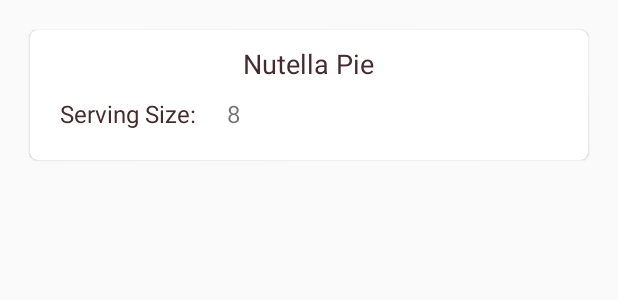
After one commit to encomp/baking, an Android app: the layout item_recipe.xml on its own in the app's theme, with its tools: preview values and no code run, on a phone screen of 412 x 824 dp. The commit adds this screen. Shown: the top 300 px of the screen. Run offline under Robolectric (Android 15) with nearby library versions, the phone set to English and light mode, and no system bars.

Commit message:
Rendering the recipes from the Rest Api.

```diff
--- a/app/src/main/AndroidManifest.xml
+++ b/app/src/main/AndroidManifest.xml
@@ -1,6 +1,8 @@
 <?xml version="1.0" encoding="utf-8"?>
 <manifest xmlns:android="http://schemas.android.com/apk/res/android"
     package="com.toolinc.baking">
+
+    <uses-permission android:name="android.permission.INTERNET" />
 
     <application
         android:allowBackup="true"
@@ -16,7 +18,4 @@
             </intent-filter>
         </activity>
     </application>
-
-
-
 </manifest>
--- a/app/src/main/java/com/toolinc/baking/ui/RecipeListAdapter.java
+++ /dev/null
@@ -1,6 +0,0 @@
-package com.toolinc.baking.ui;
-
-import android.widget.BaseAdapter;
-
-public class RecipeListAdapter  {
-}
--- /dev/null
+++ b/app/src/main/res/layout/item_recipe.xml
@@ -0,0 +1,62 @@
+<?xml version="1.0" encoding="utf-8"?>
+<layout xmlns:android="http://schemas.android.com/apk/res/android"
+    xmlns:app="http://schemas.android.com/apk/res-auto"
+    xmlns:tools="http://schemas.android.com/tools">
+
+    <data>
+
+        <import type="android.view.View" />
+
+        <import type="java.lang.Integer" />
+
+        <variable
+            name="recipe"
+            type="com.toolinc.baking.client.model.Recipe" />
+    </data>
+
+    <com.google.android.material.card.MaterialCardView
+        android:id="@+id/mcv_recipe"
+        android:layout_width="match_parent"
+        android:layout_height="wrap_content"
+        android:layout_gravity="center_horizontal"
+        android:layout_margin="20dp"
+        app:cardCornerRadius="5dp">
+
+        <LinearLayout
+            android:layout_width="match_parent"
+            android:layout_height="wrap_content"
+            android:layout_margin="10dp"
+            android:orientation="vertical">
+
+            <TextView
+                style="@style/Widget.Shrine.TextView"
+                android:layout_width="wrap_content"
+                android:layout_height="wrap_content"
+                android:layout_gravity="center"
+                android:text="@{recipe.name()}"
+                tools:text="@string/recipe_tools_title" />
+
+            <LinearLayout
+                android:layout_width="match_parent"
+                android:layout_height="wrap_content"
+                android:orientation="horizontal">
+
+                <TextView
+                    style="@style/Widget.Shrine.TextView.SectionHeaderEnd"
+                    android:layout_width="wrap_content"
+                    android:layout_height="wrap_content"
+                    android:layout_margin="10dp"
+                    android:text="@string/recipe_serving_size" />
+
+                <TextView
+
+                    style="@style/TextAppearance.Shrine.Filter.SubHead"
+                    android:layout_width="wrap_content"
+                    android:layout_height="wrap_content"
+                    android:layout_margin="10dp"
+                    android:text="@{Integer.toString(recipe.servingSize())}"
+                    tools:text="@string/recipe_tools_serving_size" />
+            </LinearLayout>
+        </LinearLayout>
+    </com.google.android.material.card.MaterialCardView>
+</layout>
--- a/app/src/main/res/values/strings.xml
+++ b/app/src/main/res/values/strings.xml
@@ -1,3 +1,7 @@
 <resources>
     <string name="app_name">Baking</string>
+    <!-- -->
+    <string name="recipe_tools_title">Nutella Pie</string>
+    <string name="recipe_tools_serving_size">8</string>
+    <string name="recipe_serving_size">Serving Size:</string>
 </resources>
```
Also changed, not shown: app/src/main/java/com/toolinc/baking/client/model/Recipes.java (+3 -4 lines), app/src/main/java/com/toolinc/baking/ui/RecipeListFragment.java (+54 -3 lines), app/src/main/java/com/toolinc/baking/ui/widget/RecipeListAdapter.java (added, +88 -0 lines), app/src/main/res/layout/fragment_recipe_list.xml (+15 -1 lines), 1 other file.
